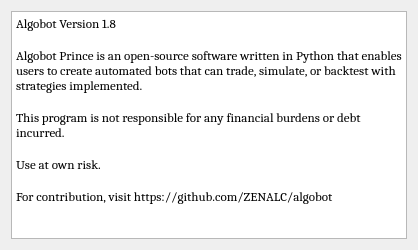
Old version of the form UI/about.ui in the repository ZENALC/algobot.
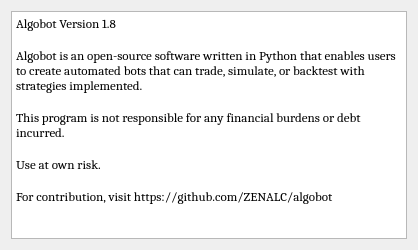
New version of the form.

Diff of the .ui file:
```diff
--- a/UI/about.ui
+++ b/UI/about.ui
@@ -43,7 +43,7 @@
      <property name="plainText">
       <string>Algobot Version 1.8
 
-Algobot Prince is an open-source software written in Python that enables users to create automated bots that can trade, simulate, or backtest with strategies implemented.
+Algobot is an open-source software written in Python that enables users to create automated bots that can trade, simulate, or backtest with strategies implemented.
 
 This program is not responsible for any financial burdens or debt incurred. 
 
```
